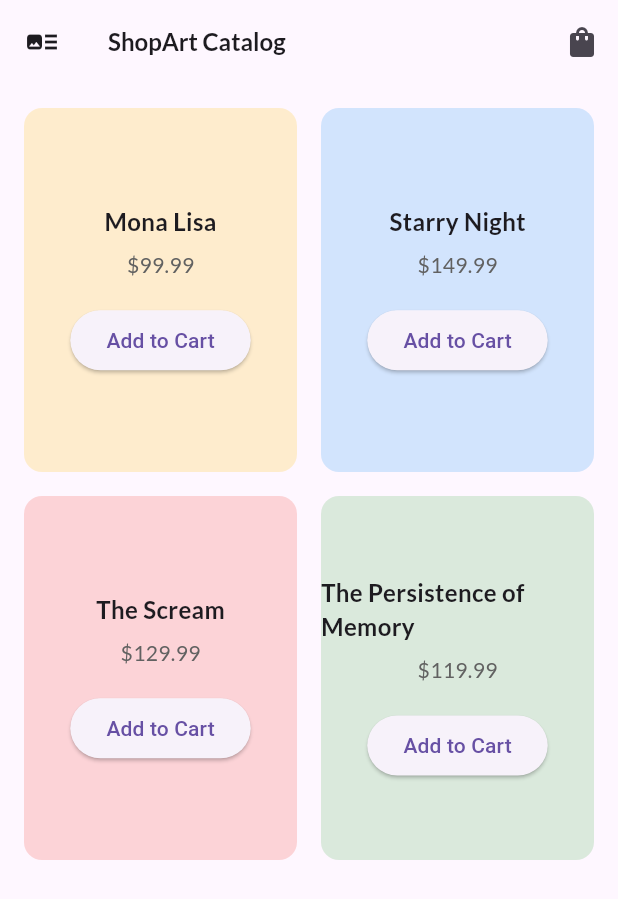
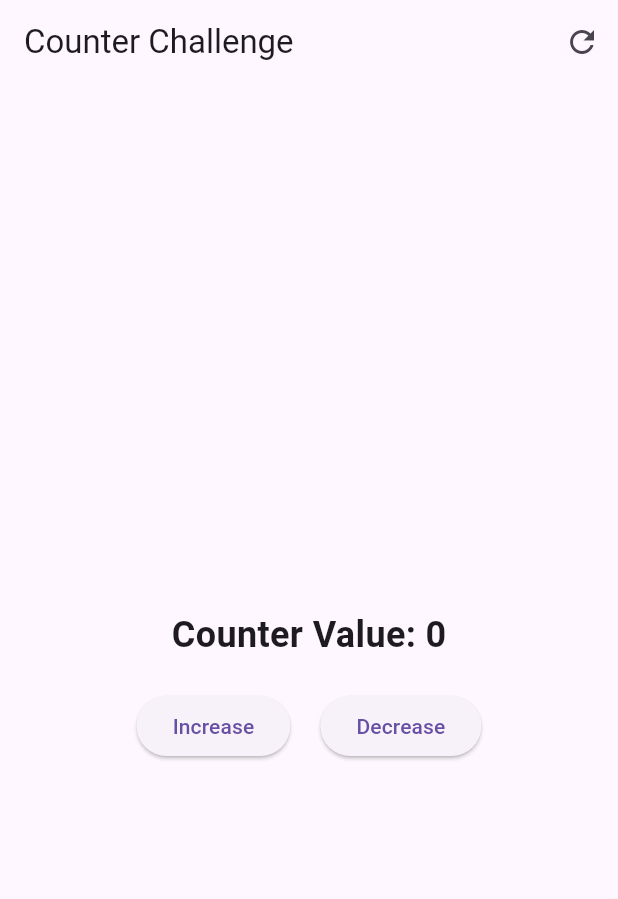
Before and after one commit to Prodigy-Genes/Flutter-Development-Roadmap, a Flutter app: the screen it shows after launch, on a phone screen of 412 x 824 dp. Shown: the top 899 px of the screen. Run offline on Flutter 3.47's test engine with Material 3 defaults, Android fonts, the phone set to English and light mode, and no system bars; our stand-ins replace cached_network_image, google_fonts.

Commit message:
Still learning it

```diff
--- a/Week_5/shopart/lib/cart_provider.dart
+++ b/Week_5/shopart/lib/cart_provider.dart
@@ -27,7 +27,7 @@ class CartProvider extends ChangeNotifier {
         (existingCartItem){
           return CartItem(
             id: existingCartItem.id,
-            title: existingCartItem.id,
+            title: existingCartItem.title,
             quantity: existingCartItem.quantity + 1,
             price: existingCartItem.price
             );
--- /dev/null
+++ b/Week_5/shopart/lib/increment_provider.dart
@@ -0,0 +1,30 @@
+
+
+
+import 'package:flutter/material.dart';
+
+class IncrementProvider extends ChangeNotifier{
+  int _counter = 0;
+
+  int get counter => _counter;
+
+  // function to increment the counter
+  void increment(){
+    _counter += 1;
+    notifyListeners();
+  }
+
+  // function to decrement the counter
+  void decrement(){
+    _counter -= 1;
+    notifyListeners();
+  }
+
+  // function to reset the counter
+  void reset(){
+    _counter = 0;
+    notifyListeners();
+  }
+
+
+}
--- a/Week_5/shopart/lib/main.dart
+++ b/Week_5/shopart/lib/main.dart
@@ -1,15 +1,14 @@
 import 'package:flutter/material.dart';
 import 'package:provider/provider.dart';
 import 'package:shopart/cart_provider.dart';
-import 'package:shopart/screens/catalog_screen.dart';
+import 'package:shopart/increment_provider.dart';
+//import 'package:shopart/screens/catalog_screen.dart';
+import 'package:shopart/screens/challenge_screen.dart';
 
 void main() {
   runApp(
     // We wrap the MyApp with ChangeNotifierProvider to provide the CartProvider to the entire application.
-    ChangeNotifierProvider(
-      create : (context) => CartProvider(),
-      child: const MyApp(),
-    )
+      const MyApp(),
     );
 }
 
@@ -19,14 +18,20 @@ class MyApp extends StatelessWidget {
   // This widget is the root of your application.
   @override
   Widget build(BuildContext context) {
-    return MaterialApp(
+    return MultiProvider(
+      providers: [
+        ChangeNotifierProvider(create: (context) => CartProvider()),
+        ChangeNotifierProvider(create: (context) => IncrementProvider()),
+      ],
+      child: MaterialApp(
       title: 'ShopArt',
       theme: ThemeData(
 
         primarySwatch: Colors.purple,
         useMaterial3: true
       ),
-      home: const CatalogScreen(),
-    );
+      home: const ChallengeScreen(),
+    )
+      );
   }
 }
--- a/Week_5/shopart/lib/screens/cart_screen.dart
+++ b/Week_5/shopart/lib/screens/cart_screen.dart
@@ -8,6 +8,7 @@ class CartScreen extends StatelessWidget {
 
   @override
   Widget build(BuildContext context) {
+    final cart = context.watch<CartProvider>();
     return Scaffold(
       appBar: AppBar(
 
@@ -20,8 +21,7 @@ class CartScreen extends StatelessWidget {
       ),
 
       // Set Consumer so whenver notifylisteners is set in the provider it rebuilds the widget
-      body: Consumer<CartProvider>(builder: (context, cart, child){
-        return Column(
+      body: Column(
           children: [
             // List of cart items
             // Use Expanded to make the list take available space
@@ -60,8 +60,7 @@ class CartScreen extends StatelessWidget {
               ),
             )
           ],
+      )
         );
-      })
-    );
   }
 }
--- a/Week_5/shopart/lib/screens/catalog_screen.dart
+++ b/Week_5/shopart/lib/screens/catalog_screen.dart
@@ -76,7 +76,7 @@ class CatalogScreen extends StatelessWidget {
                     onPressed: (){
                       // Add to cart functionality
                       // Over here we call the addToCart method from the CartProvider class
-                      Provider.of<CartProvider>(context, listen: false).addToCart(product);
+                      context.read<CartProvider>().addToCart(product);
 
                       ScaffoldMessenger.of(context).showSnackBar(
                         SnackBar(content: Text("${product.title} has been added to cart"
--- /dev/null
+++ b/Week_5/shopart/lib/screens/challenge_screen.dart
@@ -0,0 +1,48 @@
+import 'package:flutter/material.dart';
+import 'package:provider/provider.dart';
+import 'package:shopart/increment_provider.dart';
+
+class ChallengeScreen extends StatelessWidget {
+  const ChallengeScreen({super.key});
+
+  @override
+  Widget build(BuildContext context) {
+    final counter = context.watch<IncrementProvider>();
+    return Scaffold(
+      appBar: AppBar(
+        title: Text("Counter Challenge"),
+        actions: [
+          IconButton(
+            onPressed: () => context.read<IncrementProvider>().reset(),
+            icon: Icon(Icons.refresh))
+        ],
+      ),
+
+      body: Column(
+        children: [
+          SizedBox(height: 350,),
+          Center(
+            child: Text(
+              "Counter Value: ${counter.counter}",
+              style: TextStyle(fontSize: 24, fontWeight: FontWeight.bold),
+            ),
+          ),
+          SizedBox(height: 20,),
+          Row(
+            mainAxisAlignment: MainAxisAlignment.center,
+            children: [
+              ElevatedButton(
+                onPressed: () => context.read<IncrementProvider>().increment(),
+                child: Text("Increase")
+              ),
+              SizedBox(width: 20,),
+              ElevatedButton(
+                onPressed: () => context.read<IncrementProvider>().decrement(),
+                child: Text("Decrease"))
+            ],
+          )
+        ],
+      ),
+    );
+  }
+}
```
